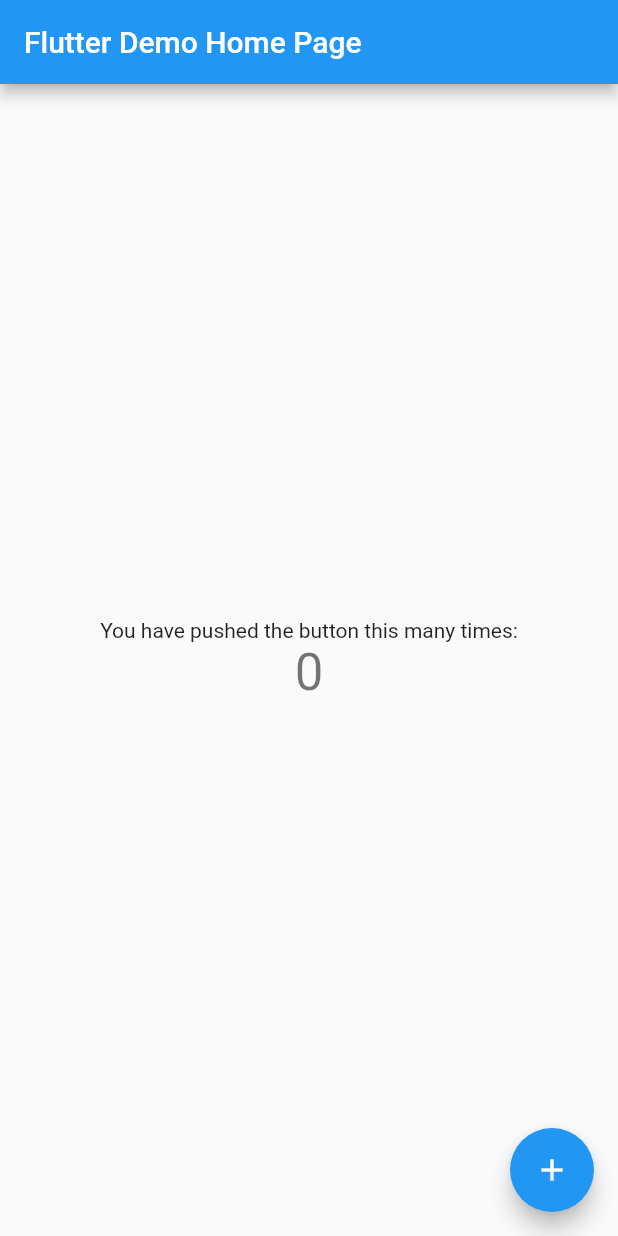
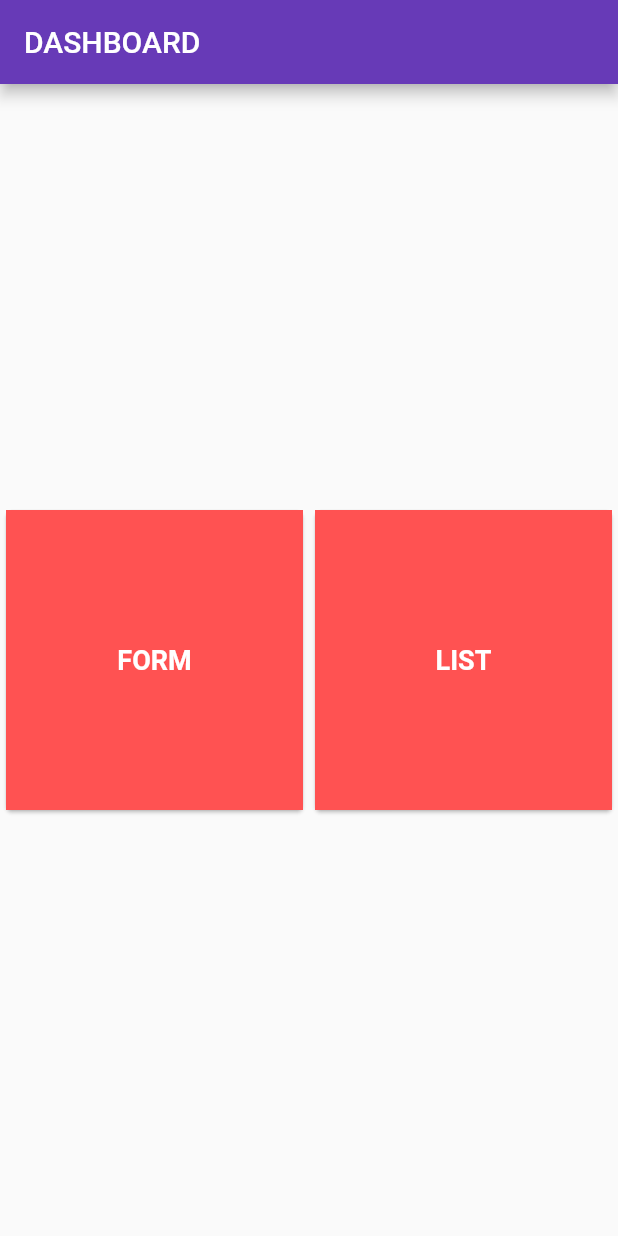
Before and after one commit to mrfbi/tutorialcrud, a Flutter app: the screen it shows after launch, on a phone screen of 412 x 824 dp. Run offline on Flutter 3.47's test engine with Material 2 defaults, Android fonts, the phone set to English and light mode, and no system bars.

Commit message:
sample empty form CRUD

```diff
--- /dev/null
+++ b/lib/MyHomePage.dart
@@ -0,0 +1,77 @@
+import 'package:flutter/material.dart';
+
+
+import 'package:tutorialcrud/PageForm.dart';
+
+
+
+class MyHomePage extends StatefulWidget {
+  @override
+  _MyHomePageState createState() => _MyHomePageState();
+}
+
+class _MyHomePageState extends State<MyHomePage> {
+  @override
+  Widget build(BuildContext context) {
+    return new Scaffold(
+      appBar: new AppBar(
+        title: Text('DASHBOARD'),
+        backgroundColor: Colors.deepPurple,
+      ),
+      body: new Container(
+        child: new Column(
+          mainAxisAlignment: MainAxisAlignment.center,
+          mainAxisSize: MainAxisSize.max,
+          children: <Widget>[
+
+            new Row(
+              children: <Widget>[
+                Expanded(
+                    child:  new InkWell(
+                      child: new Card(
+                        child: new Container(
+                          child: new Center(
+                            child: Text('FORM',style: TextStyle(
+                              color: Colors.white,
+                              fontSize: 18.0,
+                              fontWeight: FontWeight.bold,
+                            ),),
+                          ),
+                          height: 200.0,
+                          width: MediaQuery.of(context).size.width*0.4,
+                          color: Colors.redAccent,
+                        ),
+                      ),
+                      onTap: (){
+                        Navigator.push(context, MaterialPageRoute(builder: (BuildContext context) => new PageForm()));
+                      },
+                    ),
+                ),
+                Expanded(
+                  child:  new InkWell(
+                    child: new Card(
+                      child: new Container(
+                        child: new Center(
+                          child: Text('LIST',style: TextStyle(
+                            color: Colors.white,
+                            fontSize: 18.0,
+                            fontWeight: FontWeight.bold,
+                          ),),
+                        ),
+                        height: 200.0,
+                        width: MediaQuery.of(context).size.width*0.4,
+                        color: Colors.redAccent,
+                      ),
+                    ),
+                  ),
+                ),
+              ],
+              mainAxisAlignment: MainAxisAlignment.center,
+            ),
+
+          ],
+        ),
+      ),
+    );
+  }
+}
--- a/lib/main.dart
+++ b/lib/main.dart
@@ -1,4 +1,6 @@
 import 'package:flutter/material.dart';
+import 'package:tutorialcrud/MyHomePage.dart';
+
 
 void main() => runApp(MyApp());
 
@@ -7,105 +9,8 @@ class MyApp extends StatelessWidget {
   @override
   Widget build(BuildContext context) {
     return MaterialApp(
-      title: 'Flutter Demo',
-      theme: ThemeData(
-        // This is the theme of your application.
-        //
-        // Try running your application with "flutter run". You'll see the
-        // application has a blue toolbar. Then, without quitting the app, try
-        // changing the primarySwatch below to Colors.green and then invoke
-        // "hot reload" (press "r" in the console where you ran "flutter run",
-        // or simply save your changes to "hot reload" in a Flutter IDE).
-        // Notice that the counter didn't reset back to zero; the application
-        // is not restarted.
-        primarySwatch: Colors.blue,
-      ),
-      home: MyHomePage(title: 'Flutter Demo Home Page'),
+      debugShowCheckedModeBanner: false,
+      home: MyHomePage(),
     );
   }
 }
-
-class MyHomePage extends StatefulWidget {
-  MyHomePage({Key key, this.title}) : super(key: key);
-
-  // This widget is the home page of your application. It is stateful, meaning
-  // that it has a State object (defined below) that contains fields that affect
-  // how it looks.
-
-  // This class is the configuration for the state. It holds the values (in this
-  // case the title) provided by the parent (in this case the App widget) and
-  // used by the build method of the State. Fields in a Widget subclass are
-  // always marked "final".
-
-  final String title;
-
-  @override
-  _MyHomePageState createState() => _MyHomePageState();
-}
-
-class _MyHomePageState extends State<MyHomePage> {
-  int _counter = 0;
-
-  void _incrementCounter() {
-    setState(() {
-      // This call to setState tells the Flutter framework that something has
-      // changed in this State, which causes it to rerun the build method below
-      // so that the display can reflect the updated values. If we changed
-      // _counter without calling setState(), then the build method would not be
-      // called again, and so nothing would appear to happen.
-      _counter++;
-    });
-  }
-
-  @override
-  Widget build(BuildContext context) {
-    // This method is rerun every time setState is called, for instance as done
-    // by the _incrementCounter method above.
-    //
-    // The Flutter framework has been optimized to make rerunning build methods
-    // fast, so that you can just rebuild anything that needs updating rather
-    // than having to individually change instances of widgets.
-    return Scaffold(
-      appBar: AppBar(
-        // Here we take the value from the MyHomePage object that was created by
-        // the App.build method, and use it to set our appbar title.
-        title: Text(widget.title),
-      ),
-      body: Center(
-        // Center is a layout widget. It takes a single child and positions it
-        // in the middle of the parent.
-        child: Column(
-          // Column is also a layout widget. It takes a list of children and
-          // arranges them vertically. By default, it sizes itself to fit its
-          // children horizontally, and tries to be as tall as its parent.
-          //
-          // Invoke "debug painting" (press "p" in the console, choose the
-          // "Toggle Debug Paint" action from the Flutter Inspector in Android
-          // Studio, or the "Toggle Debug Paint" command in Visual Studio Code)
-          // to see the wireframe for each widget.
-          //
-          // Column has various properties to control how it sizes itself and
-          // how it positions its children. Here we use mainAxisAlignment to
-          // center the children vertically; the main axis here is the vertical
-          // axis because Columns are vertical (the cross axis would be
-          // horizontal).
-          mainAxisAlignment: MainAxisAlignment.center,
-          children: <Widget>[
-            Text(
-              'You have pushed the button this many times:',
-            ),
-            Text(
-              '$_counter',
-              style: Theme.of(context).textTheme.display1,
-            ),
-          ],
-        ),
-      ),
-      floatingActionButton: FloatingActionButton(
-        onPressed: _incrementCounter,
-        tooltip: 'Increment',
-        child: Icon(Icons.add),
-      ), // This trailing comma makes auto-formatting nicer for build methods.
-    );
-  }
-}
--- a/pubspec.yaml
+++ b/pubspec.yaml
@@ -23,6 +23,10 @@ dependencies:
   # The following adds the Cupertino Icons font to your application.
   # Use with the CupertinoIcons class for iOS style icons.
   cupertino_icons: ^0.1.2
+  http: ^0.12.0+2
+
+
+
 
 dev_dependencies:
   flutter_test:
```
Also changed, not shown: lib/PageForm.dart (added, +142 -0 lines), pubspec.lock.
